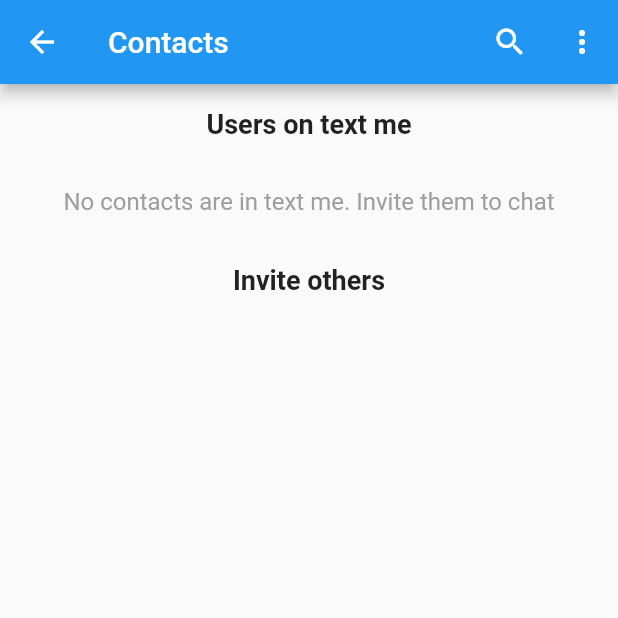
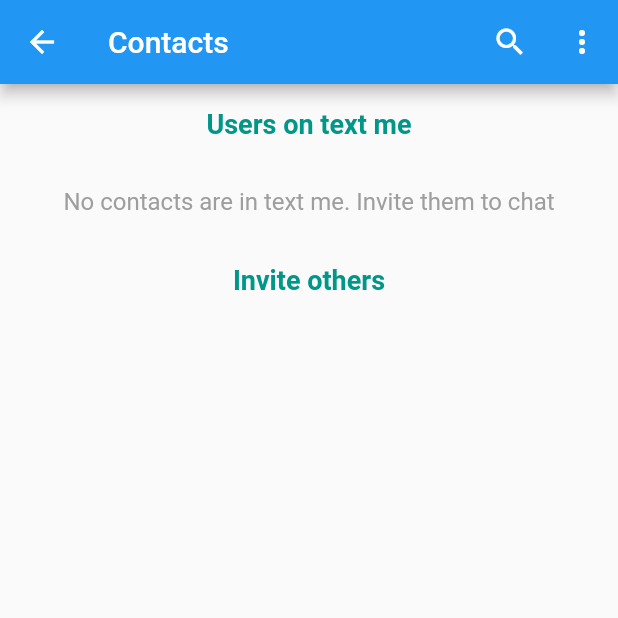
Before and after one commit to Yogesh-Jaisankar/Text_Me, a Flutter app: the ContactsPage screen opened directly, on a phone screen of 412 x 824 dp, the top half of it. Run offline on Flutter 3.47's test engine with Material 2 defaults, Android fonts, the phone set to English and light mode, and no system bars; our stand-ins replace cached_network_image, cloud_firestore, contacts_service, country_picker, firebase_auth, firebase_core and 8 more; accounts and stored records are empty.

Commit message:
bugs fixed

```diff
--- a/lib/contacts_page.dart
+++ b/lib/contacts_page.dart
@@ -250,6 +250,7 @@
       appBar: AppBar(
         title: const Text('Contacts'),
         actions: [
+          if (!_loadingContacts) // Only show search icon if contacts are loaded
             IconButton(
               icon: const Icon(Icons.search),
               onPressed: () {
@@ -305,7 +306,7 @@
               padding: EdgeInsets.all(16.0),
               child: Text(
                 'Users on text me',
-                style: TextStyle(fontSize: 18, fontWeight: FontWeight.bold),
+                style: TextStyle(fontSize: 18, fontWeight: FontWeight.bold,color: Colors.teal),
               ),
             ),
             contactsInDatabase.isEmpty
@@ -338,7 +339,7 @@
               padding: EdgeInsets.all(16.0),
               child: Text(
                 'Invite others',
-                style: TextStyle(fontSize: 18, fontWeight: FontWeight.bold),
+                style: TextStyle(fontSize: 18, fontWeight: FontWeight.bold,color: Colors.teal),
               ),
             ),
             ListView.builder(
```
Lines whose indentation alone changed are shown as unchanged.
